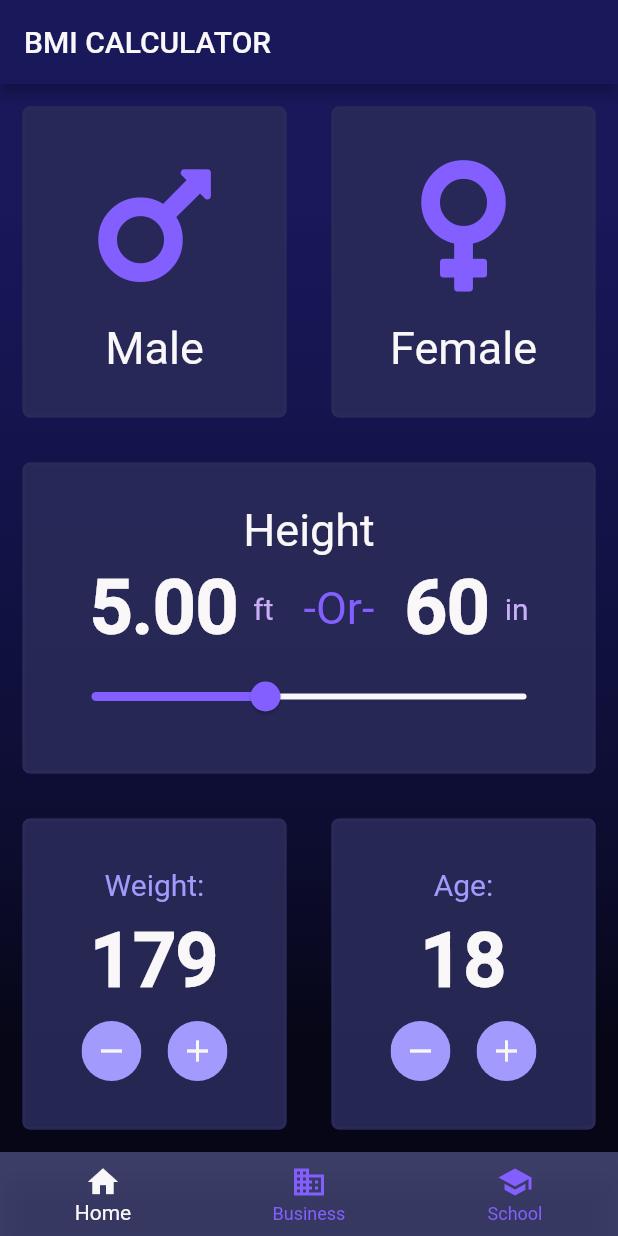
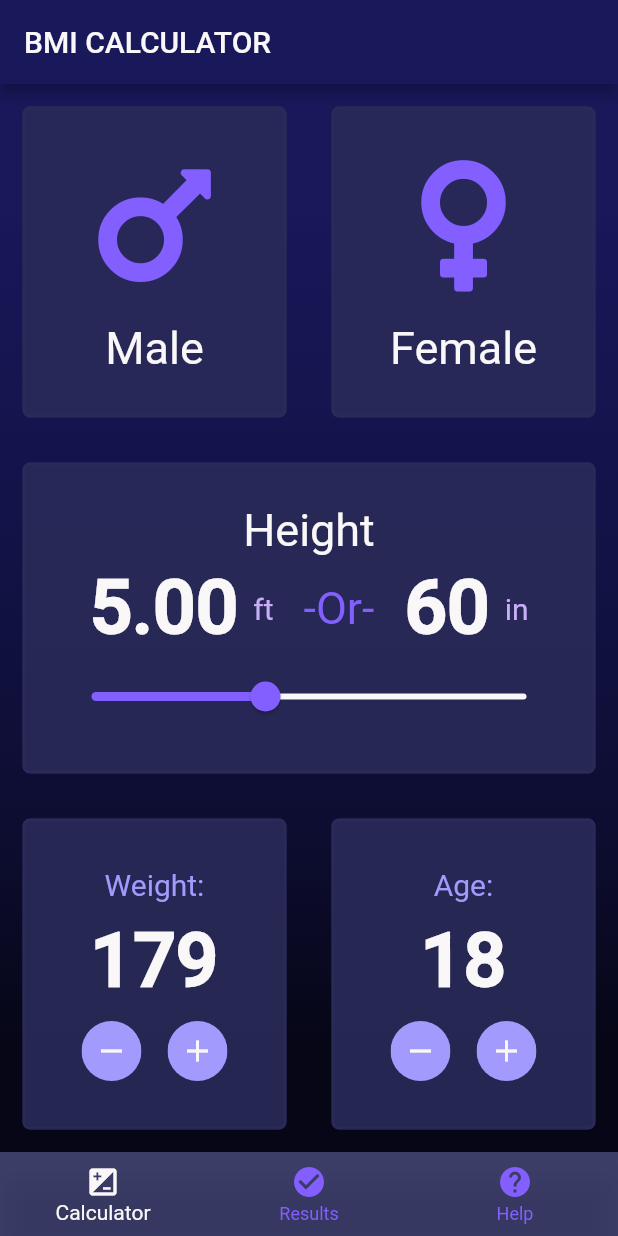
Before and after one commit to cbstodd/bmi_calculator_flutter_app, a Flutter app: the screen it shows after launch, after a tap on the "remove" icon, on a phone screen of 412 x 824 dp. Run offline on Flutter 3.47's test engine with Material 2 defaults, Android fonts, the phone set to English and light mode, and no system bars; our stand-ins replace font_awesome_flutter; project files that could hold a hidden picture were left out.

Commit message:
Updated Menu bar icons

```diff
--- a/lib/input_page.dart
+++ b/lib/input_page.dart
@@ -347,23 +347,23 @@ class _InputPageState extends State<InputPage> {
         unselectedItemColor: kPurple,
         items: const <BottomNavigationBarItem>[
           BottomNavigationBarItem(
-            icon: Icon(Icons.home),
+            icon: Icon(Icons.iso),
             title: Text(
-              'Home',
+              'Calculator',
               style: kRobotoFontFamily14,
             ),
           ),
           BottomNavigationBarItem(
-            icon: Icon(Icons.business),
+            icon: Icon(Icons.check_circle),
             title: Text(
-              'Business',
+              'Results',
               style: kRobotoFontFamily14,
             ),
           ),
           BottomNavigationBarItem(
-            icon: Icon(Icons.school),
+            icon: Icon(Icons.help),
             title: Text(
-              'School',
+              'Help',
               style: kRobotoFontFamily14,
             ),
           ),
```
